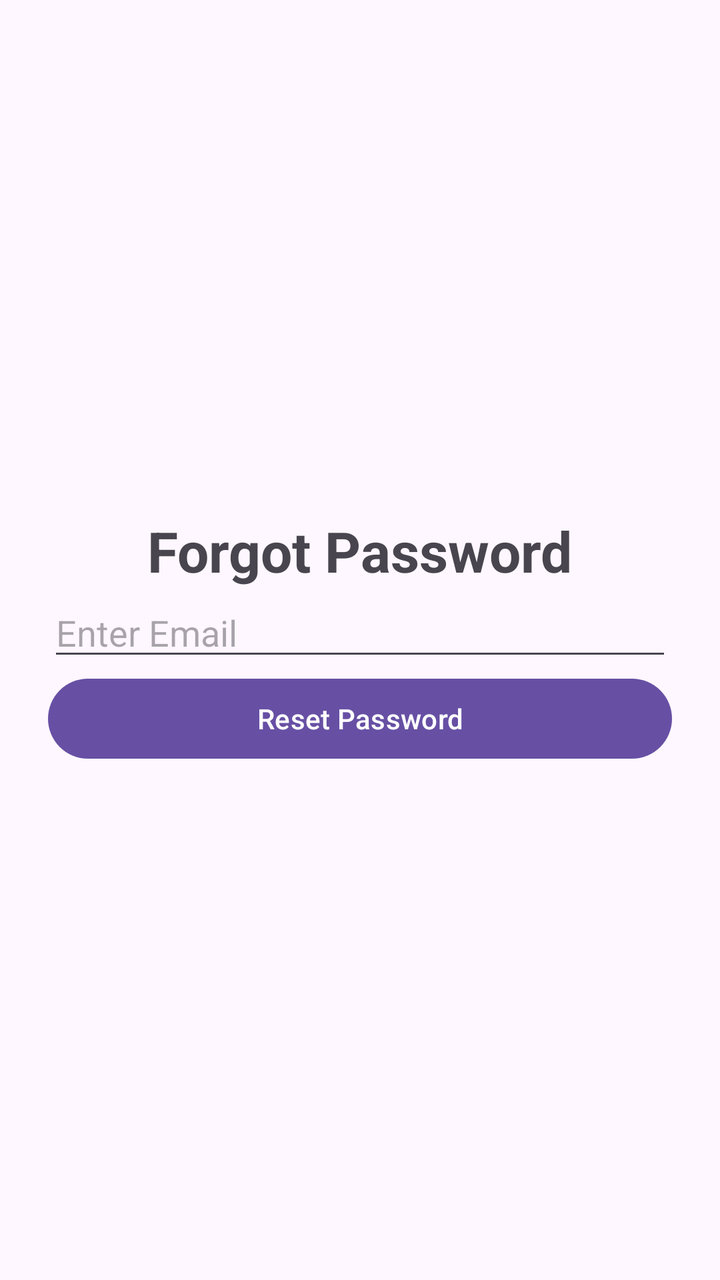
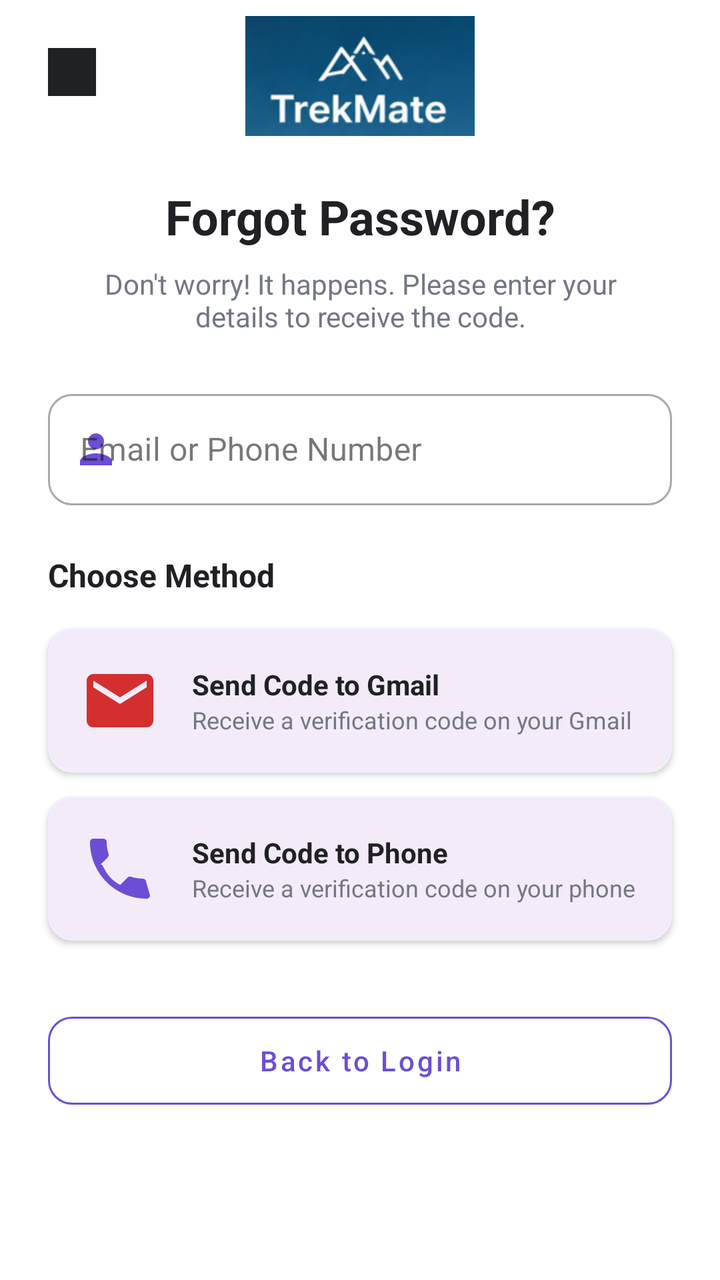

Screens rendered from an Android XML layout before and after an edit, with the pre-edit source and the edit as a unified diff.
<!-- AndroidManifest.xml: application theme Theme.TrekMateNepal -->
<!-- res/layout/activity_forgot_password.xml -->
<?xml version="1.0" encoding="utf-8"?>
<LinearLayout
    xmlns:android="http://schemas.android.com/apk/res/android"
    android:id="@+id/main"
    android:layout_width="match_parent"
    android:layout_height="match_parent"
    android:gravity="center"
    android:orientation="vertical"
    android:padding="24dp">

    <TextView
        android:layout_width="wrap_content"
        android:layout_height="wrap_content"
        android:text="Forgot Password"
        android:textSize="28sp"
        android:textStyle="bold"/>

    <EditText
        android:id="@+id/etEmail"
        android:layout_width="match_parent"
        android:layout_height="wrap_content"
        android:hint="Enter Email"/>

    <Button
        android:id="@+id/btnReset"
        android:layout_width="match_parent"
        android:layout_height="wrap_content"
        android:text="Reset Password"/>

</LinearLayout>
<!-- resources referenced by this layout -->
<resources>
  <style name="Theme.TrekMateNepal" parent="Base.Theme.TrekMateNepal" />
  <style name="Base.Theme.TrekMateNepal" parent="Theme.Material3.DayNight.NoActionBar">
          
          
      </style>
</resources>

<!-- the commit's change to res/layout/activity_forgot_password.xml (unified diff, before → after) -->
@@ -1,30 +1,220 @@
 <?xml version="1.0" encoding="utf-8"?>
-<LinearLayout
-    xmlns:android="http://schemas.android.com/apk/res/android"
-    android:id="@+id/main"
+<androidx.constraintlayout.widget.ConstraintLayout xmlns:android="http://schemas.android.com/apk/res/android"
+    xmlns:app="http://schemas.android.com/apk/res-auto"
+    xmlns:tools="http://schemas.android.com/tools"
     android:layout_width="match_parent"
     android:layout_height="match_parent"
-    android:gravity="center"
-    android:orientation="vertical"
-    android:padding="24dp">
+    android:background="@color/white">
+
+    <ImageView
+        android:id="@+id/btnBack"
+        android:layout_width="40dp"
+        android:layout_height="40dp"
+        android:layout_marginStart="16dp"
+        android:layout_marginTop="16dp"
+        android:background="?attr/selectableItemBackgroundBorderless"
+        android:clickable="true"
+        android:focusable="true"
+        android:padding="8dp"
+        android:src="@drawable/ic_back"
+        app:layout_constraintStart_toStartOf="parent"
+        app:layout_constraintTop_toTopOf="parent"
+        app:tint="@color/forgot_text" />
+
+    <ImageView
+        android:id="@+id/logo"
+        android:layout_width="120dp"
+        android:layout_height="60dp"
+        android:layout_marginTop="8dp"
+        android:src="@drawable/logo"
+        app:layout_constraintEnd_toEndOf="parent"
+        app:layout_constraintStart_toStartOf="parent"
+        app:layout_constraintTop_toTopOf="parent" />
 
     <TextView
+        android:id="@+id/tvTitle"
         android:layout_width="wrap_content"
         android:layout_height="wrap_content"
-        android:text="Forgot Password"
-        android:textSize="28sp"
-        android:textStyle="bold"/>
-
-    <EditText
-        android:id="@+id/etEmail"
-        android:layout_width="match_parent"
-        android:layout_height="wrap_content"
-        android:hint="Enter Email"/>
-
-    <Button
-        android:id="@+id/btnReset"
-        android:layout_width="match_parent"
-        android:layout_height="wrap_content"
-        android:text="Reset Password"/>
-
-</LinearLayout>
+        android:layout_marginTop="24dp"
+        android:text="Forgot Password?"
+        android:textColor="@color/forgot_text"
+        android:textSize="24sp"
+        android:textStyle="bold"
+        app:layout_constraintEnd_toEndOf="parent"
+        app:layout_constraintStart_toStartOf="parent"
+        app:layout_constraintTop_toBottomOf="@id/logo" />
+
+    <TextView
+        android:id="@+id/tvSubtitle"
+        android:layout_width="0dp"
+        android:layout_height="wrap_content"
+        android:layout_marginHorizontal="40dp"
+        android:layout_marginTop="8dp"
+        android:gravity="center"
+        android:text="Don't worry! It happens. Please enter your details to receive the code."
+        android:textColor="@color/forgot_secondary_text"
+        android:textSize="14sp"
+        app:layout_constraintEnd_toEndOf="parent"
+        app:layout_constraintStart_toStartOf="parent"
+        app:layout_constraintTop_toBottomOf="@id/tvTitle" />
+
+    <com.google.android.material.textfield.TextInputLayout
+        android:id="@+id/tilIdentifier"
+        style="@style/Widget.MaterialComponents.TextInputLayout.OutlinedBox"
+        android:layout_width="match_parent"
+        android:layout_height="wrap_content"
+        android:layout_marginHorizontal="24dp"
+        android:layout_marginTop="24dp"
+        android:hint="Email or Phone Number"
+        app:boxCornerRadiusBottomEnd="12dp"
+        app:boxCornerRadiusBottomStart="12dp"
+        app:boxCornerRadiusTopEnd="12dp"
+        app:boxCornerRadiusTopStart="12dp"
+        app:layout_constraintTop_toBottomOf="@id/tvSubtitle"
+        app:startIconDrawable="@drawable/ic_person"
+        app:startIconTint="@color/forgot_primary">
+
+        <com.google.android.material.textfield.TextInputEditText
+            android:id="@+id/etIdentifier"
+            android:layout_width="match_parent"
+            android:layout_height="wrap_content"
+            android:inputType="text"
+            android:textColor="@color/forgot_text" />
+
+    </com.google.android.material.textfield.TextInputLayout>
+
+    <TextView
+        android:id="@+id/tvChooseMethod"
+        android:layout_width="wrap_content"
+        android:layout_height="wrap_content"
+        android:layout_marginStart="24dp"
+        android:layout_marginTop="24dp"
+        android:text="Choose Method"
+        android:textColor="@color/forgot_text"
+        android:textSize="16sp"
+        android:textStyle="bold"
+        app:layout_constraintStart_toStartOf="parent"
+        app:layout_constraintTop_toBottomOf="@id/tilIdentifier" />
+
+    
+    <com.google.android.material.card.MaterialCardView
+        android:id="@+id/cardGmail"
+        android:layout_width="match_parent"
+        android:layout_height="wrap_content"
+        android:layout_marginHorizontal="24dp"
+        android:layout_marginTop="16dp"
+        app:cardCornerRadius="12dp"
+        app:cardElevation="2dp"
+        app:layout_constraintTop_toBottomOf="@id/tvChooseMethod"
+        app:strokeColor="@color/forgot_light"
+        app:strokeWidth="1dp">
+
+        <LinearLayout
+            android:layout_width="match_parent"
+            android:layout_height="wrap_content"
+            android:gravity="center_vertical"
+            android:orientation="horizontal"
+            android:padding="16dp">
+
+            <ImageView
+                android:layout_width="40dp"
+                android:layout_height="40dp"
+                android:src="@drawable/ic_gmail" />
+
+            <LinearLayout
+                android:layout_width="0dp"
+                android:layout_height="wrap_content"
+                android:layout_marginStart="16dp"
+                android:layout_weight="1"
+                android:orientation="vertical">
+
+                <TextView
+                    android:layout_width="wrap_content"
+                    android:layout_height="wrap_content"
+                    android:text="Send Code to Gmail"
+                    android:textColor="@color/forgot_text"
+                    android:textSize="14sp"
+                    android:textStyle="bold" />
+
+                <TextView
+                    android:layout_width="wrap_content"
+                    android:layout_height="wrap_content"
+                    android:text="Receive a verification code on your Gmail"
+                    android:textColor="@color/forgot_secondary_text"
+                    android:textSize="12sp" />
+
+            </LinearLayout>
+
+        </LinearLayout>
+
+    </com.google.android.material.card.MaterialCardView>
+
+    
+    <com.google.android.material.card.MaterialCardView
+        android:id="@+id/cardPhone"
+        android:layout_width="match_parent"
+        android:layout_height="wrap_content"
+        android:layout_marginHorizontal="24dp"
+        android:layout_marginTop="12dp"
+        app:cardCornerRadius="12dp"
+        app:cardElevation="2dp"
+        app:layout_constraintTop_toBottomOf="@id/cardGmail"
+        app:strokeColor="@color/forgot_light"
+        app:strokeWidth="1dp">
+
+        <LinearLayout
+            android:layout_width="match_parent"
+            android:layout_height="wrap_content"
+            android:gravity="center_vertical"
+            android:orientation="horizontal"
+            android:padding="16dp">
+
+            <ImageView
+                android:layout_width="40dp"
+                android:layout_height="40dp"
+                android:src="@drawable/ic_phone"
+                app:tint="@color/forgot_primary" />
+
+            <LinearLayout
+                android:layout_width="0dp"
+                android:layout_height="wrap_content"
+                android:layout_marginStart="16dp"
+                android:layout_weight="1"
+                android:orientation="vertical">
+
+                <TextView
+                    android:layout_width="wrap_content"
+                    android:layout_height="wrap_content"
+                    android:text="Send Code to Phone"
+                    android:textColor="@color/forgot_text"
+                    android:textSize="14sp"
+                    android:textStyle="bold" />
+
+                <TextView
+                    android:layout_width="wrap_content"
+                    android:layout_height="wrap_content"
+                    android:text="Receive a verification code on your phone"
+                    android:textColor="@color/forgot_secondary_text"
+                    android:textSize="12sp" />
+
+            </LinearLayout>
+
+        </LinearLayout>
+
+    </com.google.android.material.card.MaterialCardView>
+
+    <com.google.android.material.button.MaterialButton
+        android:id="@+id/btnBackToLogin"
+        style="@style/Widget.MaterialComponents.Button.OutlinedButton"
+        android:layout_width="match_parent"
+        android:layout_height="56dp"
+        android:layout_marginHorizontal="24dp"
+        android:layout_marginTop="32dp"
+        android:text="Back to Login"
+        android:textAllCaps="false"
+        android:textColor="@color/forgot_primary"
+        app:cornerRadius="12dp"
+        app:layout_constraintTop_toBottomOf="@id/cardPhone"
+        app:strokeColor="@color/forgot_primary" />
+
+</androidx.constraintlayout.widget.ConstraintLayout>
<!-- resource entries referenced after the edit -->
@@ -1,5 +1,58 @@
 <!-- resources referenced by this layout -->
 <resources>
+  <color name="forgot_light">#F1EDFF</color>
+  <color name="forgot_primary">#6C4DD6</color>
+  <color name="forgot_secondary_text">#737783</color>
+  <color name="forgot_text">#202124</color>
+  <color name="white">#FFFFFFFF</color>
+  <!-- drawable ic_back: jpg bitmap (drawable, 5060 bytes) -->
+  <!-- drawable ic_gmail (drawable) -->
+  <?xml version="1.0" encoding="utf-8"?>
+  <vector xmlns:android="http://schemas.android.com/apk/res/android"
+      android:width="24dp"
+      android:height="24dp"
+      android:viewportWidth="24"
+      android:viewportHeight="24">
+      
+      <path
+          android:pathData="M20,4H4c-1.1,0 -1.99,0.9 -1.99,2L2,18c0,1.1 0.9,2 2,2h16c1.1,0 2,-0.9 2,-2V6c0,-1.1 -0.9,-2 -2,-2zm0,4l-8,5 -8,-5V6l8,5 8,-5v2z"
+          android:fillColor="#D32F2F" />
+  </vector>
+  <!-- drawable ic_person (drawable) -->
+  <?xml version="1.0" encoding="utf-8"?>
+  <vector xmlns:android="http://schemas.android.com/apk/res/android"
+      android:width="24dp"
+      android:height="24dp"
+      android:viewportWidth="24"
+      android:viewportHeight="24">
+  
+      <path
+          android:fillColor="#6A1B9A"
+          android:pathData="M12,12
+          c2.21,0 4,-1.79 4,-4
+          s-1.79,-4 -4,-4
+          -4,1.79 -4,4
+          1.79,4 4,4z
+  
+          M12,14
+          c-2.67,0 -8,1.34 -8,4
+          v2
+          h16
+          v-2
+          c0,-2.66 -5.33,-4 -8,-4z" />
+  
+  </vector>
+  <!-- drawable ic_phone (drawable) -->
+  <vector xmlns:android="http://schemas.android.com/apk/res/android"
+      android:width="24dp"
+      android:height="24dp"
+      android:viewportWidth="24"
+      android:viewportHeight="24">
+      <path
+          android:fillColor="#FF000000"
+          android:pathData="M6.62,10.79c1.44,2.82 2.62,4.63 5.44,6.07l2.2,-2.2c0.27,-0.27 0.67,-0.36 1.02,-0.24 1.12,0.37 2.33,0.57 3.57,0.57 0.55,0 1,0.45 1,1L21,20c0,0.55 -0.45,1 -1,1 -9.39,0 -17,-7.61 -17,-17 0,-0.55 0.45,-1 1,-1L7,3c0.55,0 1,0.45 1,1 0,1.25 0.2,2.45 0.57,3.57 0.11,0.35 0.03,0.75 -0.25,1.02l-2.2,2.2z" />
+  </vector>
+  <!-- drawable logo: png bitmap (drawable, 24048 bytes) -->
   <style name="Theme.TrekMateNepal" parent="Base.Theme.TrekMateNepal" />
   <style name="Base.Theme.TrekMateNepal" parent="Theme.Material3.DayNight.NoActionBar">
           
